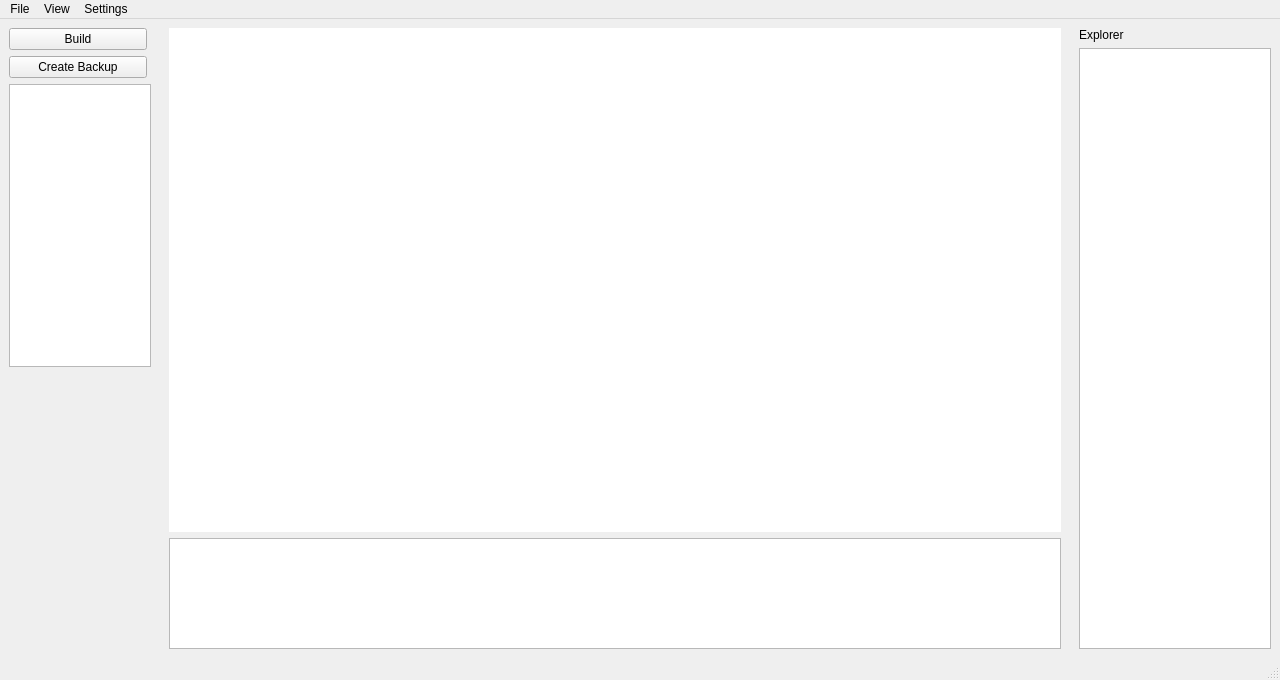
The window that torielwindow.ui (zKiwiko/Toriel-IDE) describes before a commit, drawn with Qt 5.
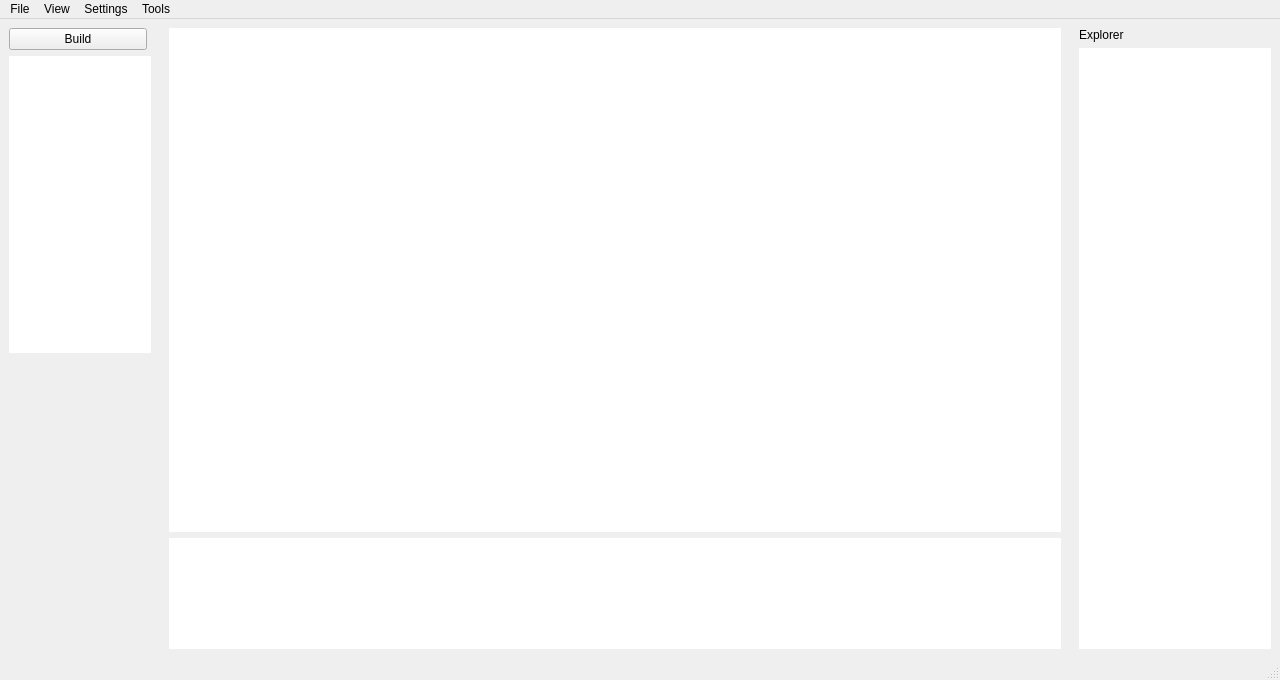
The same window after the commit. Icons and pictures are not drawn.

Commit message: Updated src, and window menu-bar icons

The edit to the form file:
```diff
--- a/torielwindow.ui
+++ b/torielwindow.ui
@@ -19,6 +19,9 @@
   <property name="windowTitle">
    <string>Toriel IDE</string>
   </property>
+  <property name="styleSheet">
+   <string notr="true"/>
+  </property>
   <widget class="QWidget" name="centralwidget">
    <property name="enabled">
     <bool>true</bool>
@@ -118,31 +121,6 @@
          </property>
         </widget>
        </item>
-       <item>
-        <widget class="QPushButton" name="create_backup">
-         <property name="sizePolicy">
-          <sizepolicy hsizetype="Fixed" vsizetype="Maximum">
-           <horstretch>0</horstretch>
-           <verstretch>0</verstretch>
-          </sizepolicy>
-         </property>
-         <property name="minimumSize">
-          <size>
-           <width>138</width>
-           <height>0</height>
-          </size>
-         </property>
-         <property name="maximumSize">
-          <size>
-           <width>138</width>
-           <height>27</height>
-          </size>
-         </property>
-         <property name="text">
-          <string>Create Backup</string>
-         </property>
-        </widget>
-       </item>
        <item>
         <widget class="QTreeView" name="directory_view">
          <property name="minimumSize">
@@ -151,6 +129,11 @@
            <height>0</height>
           </size>
          </property>
+         <property name="styleSheet">
+          <string notr="true">QTreeView {
+border-radius: 0px;
+}</string>
+         </property>
         </widget>
        </item>
        <item>
@@ -216,6 +199,11 @@
            <height>111</height>
           </size>
          </property>
+         <property name="styleSheet">
+          <string notr="true">QPlainTextEdit {
+border-radius: 0px;
+}</string>
+         </property>
         </widget>
        </item>
       </layout>
@@ -244,7 +232,13 @@
         </widget>
        </item>
        <item>
-        <widget class="QListView" name="explorer"/>
+        <widget class="QListView" name="explorer">
+         <property name="styleSheet">
+          <string notr="true">QListView {
+border-radius: 0px;
+}</string>
+         </property>
+        </widget>
        </item>
       </layout>
      </widget>
@@ -263,6 +257,11 @@
    <property name="layoutDirection">
     <enum>Qt::LayoutDirection::LeftToRight</enum>
    </property>
+   <property name="styleSheet">
+    <string notr="true">QMenuBar::item::hover {
+background-color: lighter;
+}</string>
+   </property>
    <widget class="QMenu" name="menuFile">
     <property name="title">
      <string>File</string>
@@ -301,9 +300,31 @@
     <addaction name="actionHide_Suggestions"/>
     <addaction name="actionHide_Terminal"/>
    </widget>
+   <widget class="QMenu" name="menuTools">
+    <property name="geometry">
+     <rect>
+      <x>383</x>
+      <y>115</y>
+      <width>175</width>
+      <height>116</height>
+     </rect>
+    </property>
+    <property name="title">
+     <string>Tools</string>
+    </property>
+    <property name="icon">
+     <iconset>
+      <normaloff>bin/assets/menu-bar/wrench-solid.svg</normaloff>bin/assets/menu-bar/wrench-solid.svg</iconset>
+    </property>
+    <addaction name="actionImage_Generator"/>
+    <addaction name="separator"/>
+    <addaction name="separator"/>
+    <addaction name="actionStudio_Sync_FIx"/>
+   </widget>
    <addaction name="menuFile"/>
    <addaction name="menuView"/>
    <addaction name="menuSettings"/>
+   <addaction name="menuTools"/>
   </widget>
   <widget class="QStatusBar" name="statusbar"/>
   <action name="actionNew_File_Ctrl_N">
```
Left out of the diff: 40 changed lines with no effect on the pictures. The commit also changes 11 other files.
